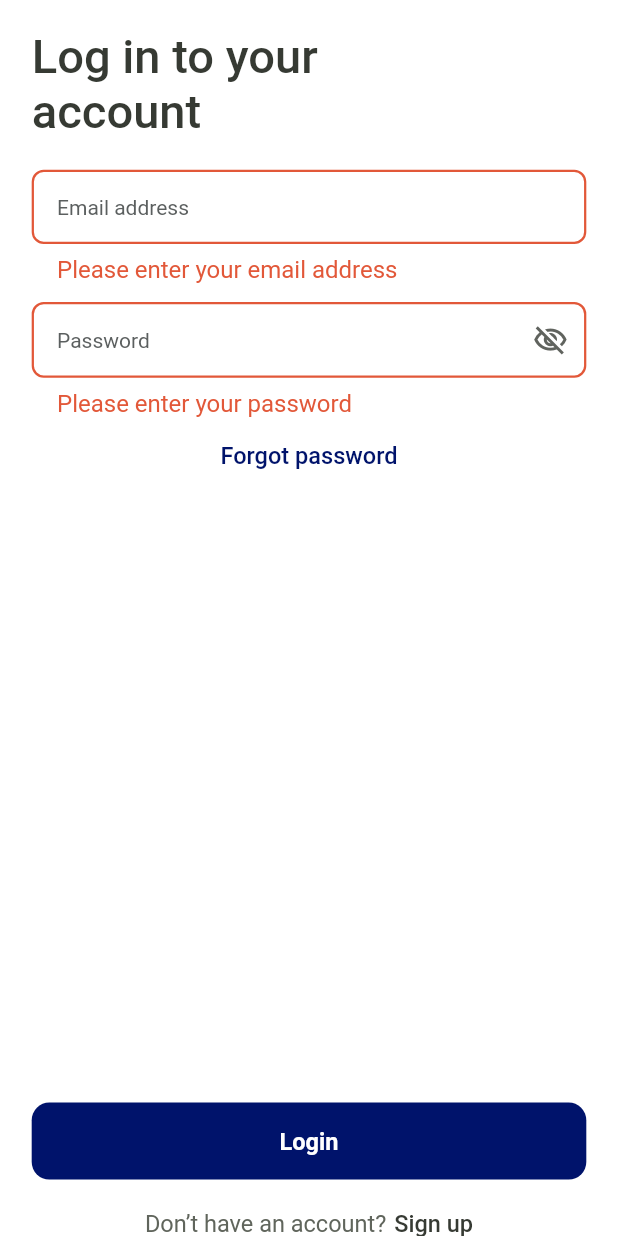
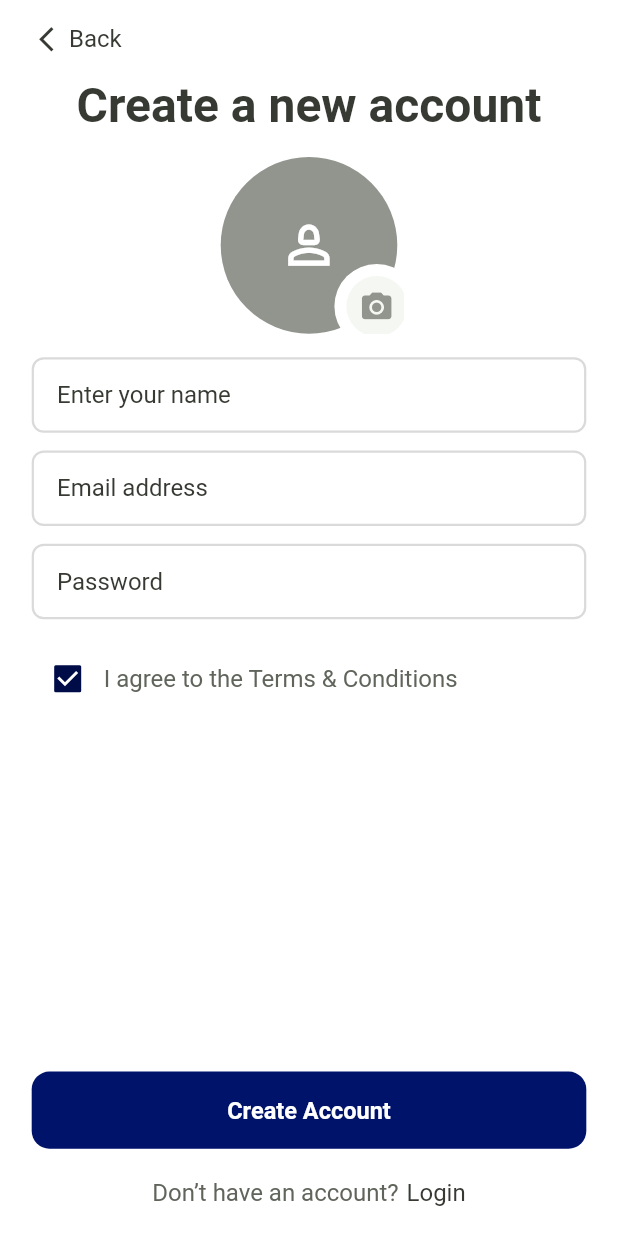
Before and after one commit to backbencherstudio/chatterStick_streaming, a Flutter app: the screen it shows after launch, after a tap on "Login", after a tap on "Sign up", on a phone screen of 412 x 824 dp. Run offline on Flutter 3.47's test engine with Material 3 defaults, Android fonts, the phone set to English and light mode, and no system bars; our stand-ins replace connectivity_plus, dio, email_validator, flutter_riverpod, flutter_screenutil, flutter_svg and 4 more.

Commit message:
added sign Up screen

```diff
--- a/lib/core/resource/constansts/color_manger.dart
+++ b/lib/core/resource/constansts/color_manger.dart
@@ -42,6 +42,8 @@ class ColorManager {
   // ===== Container & Fill Colors =====
   static const Color containerColor = Color(0xFFEFEFEF);
   static const Color containerColor1 = Color(0xFFD9DDE2);
+  static const Color containerColor2 = Color(0xFF91958E);
+  static const Color containerColor3 = Color(0xFFF4F7F2);
   static const Color fillColor = Color(0xFFFEF5F3);
 
   // ===== Feedback Colors =====
--- a/lib/core/route/route_config.dart
+++ b/lib/core/route/route_config.dart
@@ -1,13 +1,12 @@
-
 import 'package:chatterstick_streaming_app/core/route/route_name.dart';
+import 'package:chatterstick_streaming_app/presentation/auth/login/view/login_screen.dart';
+import 'package:chatterstick_streaming_app/presentation/auth/login/view/verify_email_screen.dart';
 import 'package:chatterstick_streaming_app/presentation/bottom_nav/view/bottom_nav_bar.dart';
 import 'package:chatterstick_streaming_app/presentation/splash/view/splash_screen.dart';
 import 'package:flutter/material.dart';
-
-import '../../presentation/auth/view/create_new_password_screen.dart';
-import '../../presentation/auth/view/login_screen.dart';
-import '../../presentation/auth/view/verify_email_screen.dart';
-import '../../presentation/auth/view/verify_otp_screen.dart';
+import '../../presentation/auth/login/view/create_new_password_screen.dart';
+import '../../presentation/auth/login/view/verify_otp_screen.dart';
+import '../../presentation/auth/sign_up/view/sign_up_screen.dart';
 import '../../presentation/notification/view/notification_screen.dart';
 
 
@@ -29,6 +28,8 @@ class AppRouter {
         return MaterialPageRoute(builder: (_) => const VerifyOTPScreen());
         case RouteName.createNewPasswordScreen:
         return MaterialPageRoute(builder: (_) => const CreateNewPasswordScreen());
+        case RouteName.signUpScreen:
+        return MaterialPageRoute(builder: (_) => const SignUpScreen());
       default:
         return MaterialPageRoute(
           builder: (_) =>
--- a/lib/core/route/route_name.dart
+++ b/lib/core/route/route_name.dart
@@ -7,5 +7,6 @@ class RouteName {
    static const String verifyEmailScreen = '/VerifyEmailScreen';
    static const String verifyOTPScreen = '/VerifyOTPScreen';
    static const String createNewPasswordScreen = '/CreateNewPasswordScreen';
+   static const String signUpScreen = '/SignUpScreen';
 
 }
--- a/lib/presentation/auth/view/login_screen.dart
+++ b/lib/presentation/auth/login/view/login_screen.dart
@@ -1,13 +1,12 @@
 import 'dart:developer';
 
+import 'package:chatterstick_streaming_app/core/resource/constansts/color_manger.dart';
+import 'package:chatterstick_streaming_app/core/route/route_name.dart';
 import 'package:chatterstick_streaming_app/presentation/widgets/primery_button.dart';
 import 'package:email_validator/email_validator.dart';
 import 'package:flutter/material.dart';
 import 'package:flutter_screenutil/flutter_screenutil.dart';
 
-import '../../../core/resource/constansts/color_manger.dart';
-import '../../../core/resource/values_manager.dart';
-import '../../../core/route/route_name.dart';
 
 class LoginScreen extends StatefulWidget {
   const LoginScreen({super.key});
@@ -167,7 +166,9 @@ class _LoginScreenState extends State<LoginScreen> {
                     ),
                     SizedBox(width: 5.w),
                     GestureDetector(
-                      onTap: () {},
+                      onTap: () {
+                        Navigator.pushNamed(context, RouteName.signUpScreen);
+                      },
                       child: Text(
                         'Sign up',
                         style: style.bodyMedium?.copyWith(
--- a/lib/presentation/auth/view/verify_email_screen.dart
+++ b/lib/presentation/auth/login/view/verify_email_screen.dart
@@ -1,12 +1,11 @@
 import 'dart:developer';
 import 'package:chatterstick_streaming_app/core/resource/constansts/color_manger.dart';
+import 'package:chatterstick_streaming_app/core/resource/style_manager.dart';
+import 'package:chatterstick_streaming_app/core/route/route_name.dart';
+import 'package:chatterstick_streaming_app/presentation/widgets/primery_button.dart';
 import 'package:email_validator/email_validator.dart';
 import 'package:flutter/material.dart';
 import 'package:flutter_screenutil/flutter_screenutil.dart';
-import '../../../core/resource/style_manager.dart';
-import '../../../core/route/route_name.dart';
-import '../../widgets/primery_button.dart';
-
 
 class VerifyEmailScreen extends StatefulWidget {
   const VerifyEmailScreen({super.key});
@@ -42,10 +41,7 @@ class _VerifyEmailScreenState extends State<VerifyEmailScreen> {
                     SizedBox(width: 5.w),
                     Text(
                       'Back',
-                      style: style.bodyMedium?.copyWith(
-                        color: ColorManager.mediumText,
-                        fontWeight: FontWeight.w500,
-                      ),
+                      style: getRegularStyle16(color: ColorManager.mediumText),
                     ),
                   ],
                 ),
--- a/lib/presentation/auth/view/verify_otp_screen.dart
+++ b/lib/presentation/auth/login/view/verify_otp_screen.dart
@@ -2,11 +2,12 @@ import 'package:chatterstick_streaming_app/core/resource/constansts/color_manger
 import 'package:chatterstick_streaming_app/core/resource/font_manager.dart';
 import 'package:chatterstick_streaming_app/core/resource/style_manager.dart';
 import 'package:chatterstick_streaming_app/core/resource/values_manager.dart';
+import 'package:chatterstick_streaming_app/core/route/route_name.dart';
+import 'package:chatterstick_streaming_app/presentation/widgets/primery_button.dart';
 import 'package:flutter/material.dart';
 import 'package:flutter_screenutil/flutter_screenutil.dart';
 import 'package:pin_code_fields/pin_code_fields.dart';
-import '../../../core/route/route_name.dart';
-import '../../widgets/primery_button.dart';
+
 
 class VerifyOTPScreen extends StatefulWidget {
   const VerifyOTPScreen({super.key});
--- /dev/null
+++ b/lib/presentation/auth/sign_up/view/sign_up_screen.dart
@@ -0,0 +1,183 @@
+import 'package:chatterstick_streaming_app/core/resource/constansts/color_manger.dart';
+import 'package:chatterstick_streaming_app/core/resource/style_manager.dart';
+import 'package:chatterstick_streaming_app/core/route/route_name.dart';
+import 'package:chatterstick_streaming_app/presentation/widgets/primery_button.dart';
+import 'package:flutter/material.dart';
+import 'package:flutter_screenutil/flutter_screenutil.dart';
+
+class SignUpScreen extends StatefulWidget {
+  const SignUpScreen({super.key});
+
+  @override
+  State<SignUpScreen> createState() => _SignUpScreenState();
+}
+
+class _SignUpScreenState extends State<SignUpScreen> {
+  @override
+  Widget build(BuildContext context) {
+    return Scaffold(
+      body: SafeArea(
+        child: Padding(
+          padding: EdgeInsets.symmetric(horizontal: 20.w),
+          child: Column(
+            crossAxisAlignment: CrossAxisAlignment.start,
+            children: [
+              SizedBox(height: 16.h),
+              GestureDetector(
+                onTap: () => Navigator.pop(context),
+                child: Row(
+                  children: [
+                    Icon(
+                      Icons.arrow_back_ios_new,
+                      size: 20.sp,
+                      color: ColorManager.mediumText,
+                    ),
+                    SizedBox(width: 5.w),
+                    Text(
+                      'Back',
+                      style: getRegularStyle16(color: ColorManager.mediumText),
+                    ),
+                  ],
+                ),
+              ),
+
+              SizedBox(height: 16.h),
+
+              Expanded(
+                child: Column(
+                  children: [
+                    Text(
+                      'Create a new account',
+                      style: getBoldStyle32(color: ColorManager.mediumText),
+                    ),
+                    SizedBox(height: 16.h),
+                    Stack(
+                      children: [
+                        Container(
+                          height: 120.h,
+                          width: 120.w,
+                          decoration: BoxDecoration(
+                            color: ColorManager.containerColor2,
+                            shape: BoxShape.circle,
+                          ),
+                          child: Icon(
+                            Icons.person_2_outlined,
+                            size: 42.h,
+                            color: ColorManager.whiteColor,
+                          ),
+                        ),
+
+                        Positioned(
+                          right: -10,
+                          bottom: -10,
+                          child: Container(
+                            decoration: BoxDecoration(
+                              color: ColorManager.whiteColor,
+                              shape: BoxShape.circle,
+                            ),
+                            child: Padding(
+                              padding: const EdgeInsets.all(8.0),
+                              child: Container(
+                                decoration: BoxDecoration(
+                                  color: ColorManager.containerColor3,
+                                  shape: BoxShape.circle,
+                                ),
+                                child: Padding(
+                                  padding: EdgeInsets.all(8.w),
+                                  child: Icon(
+                                    Icons.camera_alt,
+                                    size: 24.h,
+                                    color: ColorManager.containerColor2,
+                                  ),
+                                ),
+                              ),
+                            ),
+                          ),
+                        ),
+                      ],
+                    ),
+
+                    SizedBox(height: 16.h),
+
+                    TextFormField(
+                      decoration: InputDecoration(
+                        hintText: 'Enter your name',
+                        hintStyle: getRegularStyle16(
+                          color: ColorManager.mediumText,
+                        ),
+                      ),
+                    ),
+                    SizedBox(height: 12.h),
+                    TextFormField(
+                      decoration: InputDecoration(
+                        hintText: 'Email address',
+                        hintStyle: getRegularStyle16(
+                          color: ColorManager.mediumText,
+                        ),
+                      ),
+                    ),
+                    SizedBox(height: 12.h),
+                    TextFormField(
+                      decoration: InputDecoration(
+                        hintText: 'Password',
+                        hintStyle: getRegularStyle16(
+                          color: ColorManager.mediumText,
+                        ),
+                      ),
+                    ),
+
+                    SizedBox(height: 16.h),
+
+                    Row(
+                      children: [
+                        Checkbox(value: true, onChanged: (value) {}),
+                        Text(
+                          'I agree to the Terms & Conditions',
+                          style: getRegularStyle16(
+                            color: ColorManager.subtitleText1,
+                          ),
+                        ),
+                      ],
+                    ),
+
+                    Spacer(),
+                    PrimaryButton(
+                      title: 'Create Account',
+                      width: double.infinity,
+                      onTap: () {},
+                    ),
+                    SizedBox(height: 20.h),
+                    Row(
+                      mainAxisAlignment: MainAxisAlignment.center,
+                      children: [
+                        Text(
+                          'Don’t have an account?',
+                          style: getRegularStyle16(
+                            color: ColorManager.subtitleText1,
+                          ),
+                        ),
+                        SizedBox(width: 5.w),
+                        GestureDetector(
+                          onTap: () {
+                            Navigator.pushNamed(context, RouteName.loginScreen);
+                          },
+                          child: Text(
+                            'Login',
+                            style: getRegularStyle16(
+                              color: ColorManager.mediumText,
+                            ),
+                          ),
+                        ),
+                      ],
+                    ),
+                    SizedBox(height: 20.h),
+                  ],
+                ),
+              ),
+            ],
+          ),
+        ),
+      ),
+    );
+  }
+}
```
Also changed, not shown: lib/presentation/auth/login/view/create_new_password_screen.dart (renamed from lib/presentation/auth/view/create_new_password_screen.dart, +3 -4 lines).
